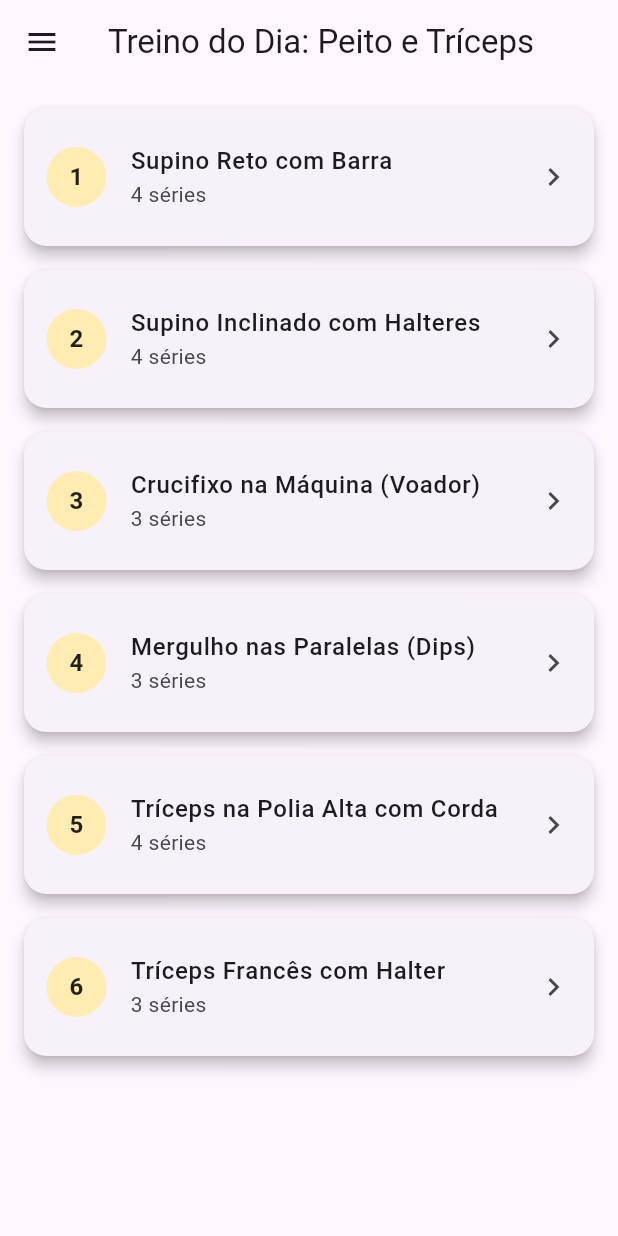
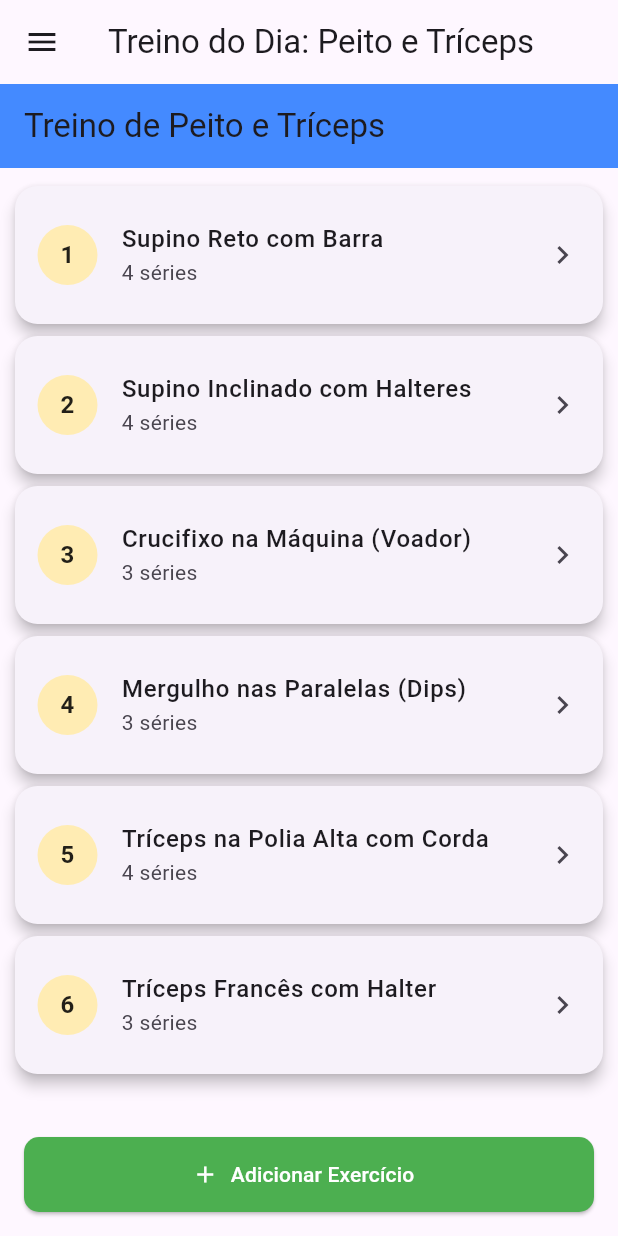
Before and after one commit to pancollenn/MC656-BeeFit, a Flutter app: the screen it shows after launch, on a phone screen of 412 x 824 dp. Run offline on Flutter 3.47's test engine with Material 3 defaults, Android fonts, the phone set to English and light mode, and no system bars; our stand-ins replace shared_preferences; accounts and stored records are empty.

Commit message:
adicionando mais exercicios no treino, edit nome do exercicio/series e apagar exercicio

```diff
--- a/my_app/lib/screens/training_page.dart
+++ b/my_app/lib/screens/training_page.dart
@@ -1,13 +1,18 @@
 import 'package:flutter/material.dart';
-// --- CORREÇÃO APLICADA AQUI ---
-// Adicionada a importação do modelo de exercício
-import '../models/exercise_model.dart';
+import '../models/exercise_model.dart'; // Certifique-se de que este caminho está correto
+import 'edit_exercise_page.dart';
 
-class TrainingPage extends StatelessWidget {
+// 1. Transformar em StatefulWidget
+class TrainingPage extends StatefulWidget {
   const TrainingPage({Key? key}) : super(key: key);
 
-  // Agora o arquivo sabe o que é um 'Exercise' e que ele tem um construtor const
-  final List<Exercise> chestAndTricepsWorkout = const [
+  @override
+  State<TrainingPage> createState() => _TrainingPageState();
+}
+
+class _TrainingPageState extends State<TrainingPage> {
+  // 2. Mover a lista de exercícios para o State e torná-la mutável
+  List<Exercise> chestAndTricepsWorkout = [
     Exercise(name: 'Supino Reto com Barra', series: '4 séries'),
     Exercise(name: 'Supino Inclinado com Halteres', series: '4 séries'),
     Exercise(name: 'Crucifixo na Máquina (Voador)', series: '3 séries'),
@@ -16,14 +21,67 @@ class TrainingPage extends StatelessWidget {
     Exercise(name: 'Tríceps Francês com Halter', series: '3 séries'),
   ];
 
+  // Função para adicionar um novo exercício
+  void _addExercise() {
+    setState(() {
+      // Aqui você pode adicionar lógica para abrir uma tela de formulário
+      // para o usuário preencher os detalhes do novo exercício.
+      // Por enquanto, vamos adicionar um exercício de exemplo.
+      chestAndTricepsWorkout.add(
+        Exercise(name: 'Novo Exercício Adicionado', series: '3 séries de 12'),
+      );
+    });
+    // Você pode querer rolar para o final da lista após adicionar um item
+    // ou exibir uma mensagem de sucesso.
+  }
+
+   void _navigateToEditPage(BuildContext context, int index) async {
+    final result = await Navigator.push(
+      context,
+      MaterialPageRoute(
+        builder: (context) => EditExercisePage(
+          exercise: chestAndTricepsWorkout[index],
+        ),
+      ),
+    );
+
+    // MUDANÇA AQUI: Adicionamos a lógica para tratar a exclusão
+    if (result == 'DELETE') {
+      setState(() {
+        chestAndTricepsWorkout.removeAt(index);
+      });
+      // Opcional: Mostrar uma mensagem de confirmação
+      ScaffoldMessenger.of(context).showSnackBar(
+        const SnackBar(
+          content: Text('Exercício apagado com sucesso.'),
+          backgroundColor: Colors.red,
+        ),
+      );
+    } else if (result != null && result is Exercise) {
+      setState(() {
+        chestAndTricepsWorkout[index] = result;
+      });
+    }
+  }
+
+
   @override
   Widget build(BuildContext context) {
-    return ListView.builder(
+    return Scaffold(
+      appBar: AppBar(
+        title: const Text('Treino de Peito e Tríceps'),
+        backgroundColor: Colors.blueAccent, // Ou sua cor preferida
+      ),
+      body: Column(
+        children: [
+          Expanded(
+            child: ListView.builder(
               padding: const EdgeInsets.only(top: 8.0, bottom: 8.0),
               itemCount: chestAndTricepsWorkout.length,
               itemBuilder: (BuildContext context, int index) {
                 final exercise = chestAndTricepsWorkout[index];
                 return Card(
+                  margin: const EdgeInsets.symmetric(horizontal: 10.0, vertical: 4.0),
                   child: ListTile(
                     contentPadding: const EdgeInsets.symmetric(vertical: 10.0, horizontal: 15.0),
                     leading: CircleAvatar(
@@ -33,10 +91,31 @@ class TrainingPage extends StatelessWidget {
                     title: Text(exercise.name, style: const TextStyle(fontWeight: FontWeight.w500)),
                     subtitle: Text(exercise.series),
                     trailing: const Icon(Icons.chevron_right),
-            onTap: () => print('Exercício selecionado: ${exercise.name}'),
+                    onTap: () => _navigateToEditPage(context, index),
                   ),
                 );
               },
+            ),
+          ),
+          // 3. Adicionar o botão "Adicionar Exercício"
+          Padding(
+            padding: const EdgeInsets.all(16.0),
+            child: ElevatedButton.icon(
+              onPressed: _addExercise, // Chama a função para adicionar exercício
+              icon: const Icon(Icons.add),
+              label: const Text('Adicionar Exercício'),
+              style: ElevatedButton.styleFrom(
+                minimumSize: const Size.fromHeight(50), // Botão de largura total
+                backgroundColor: Colors.green, // Cor do botão
+                foregroundColor: Colors.white, // Cor do texto e ícone
+                shape: RoundedRectangleBorder(
+                  borderRadius: BorderRadius.circular(10.0), // Bordas arredondadas
+                ),
+              ),
+            ),
+          ),
+        ],
+      ),
     );
   }
 }
```
Also changed, not shown: my_app/lib/screens/edit_exercise_page.dart (added, +130 -0 lines), my_app/flutter_06.png (added). Lines whose indentation alone changed are shown as unchanged.
